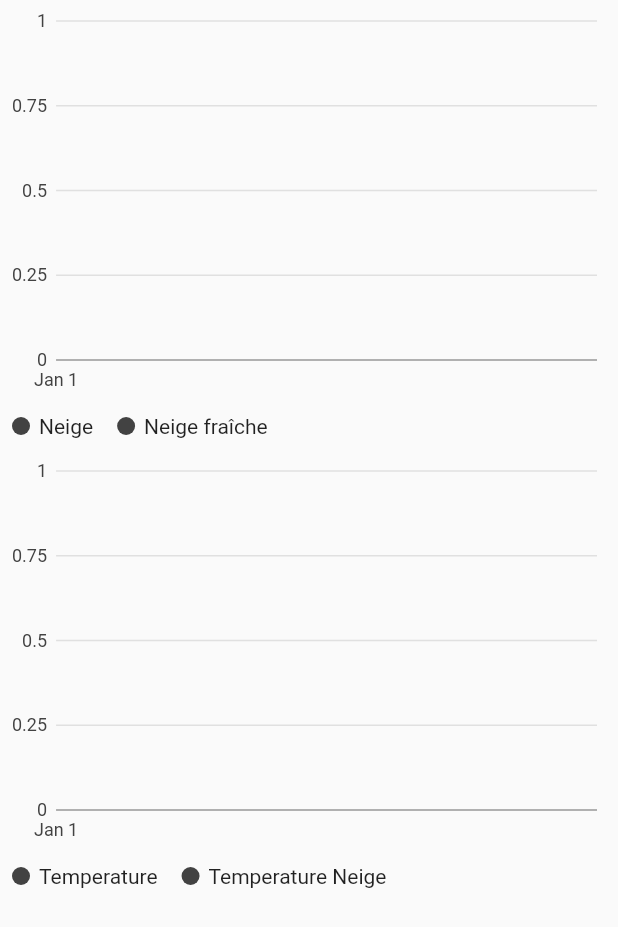
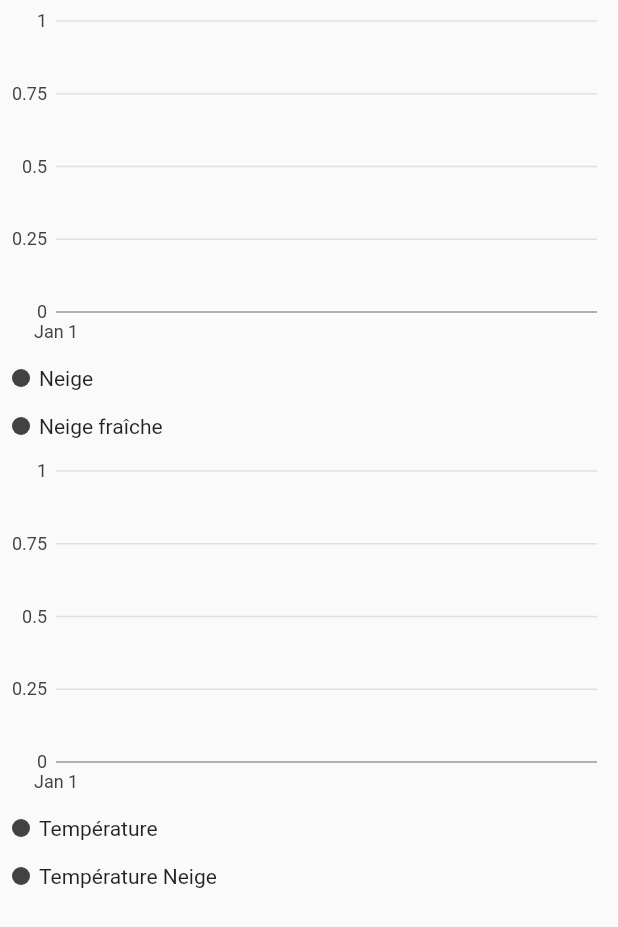
Before and after one commit to Chonli/snow_weather_info, a Flutter app: the DataStationChart widget shown alone on an empty page, opened directly with empty values, on a phone screen of 412 x 824 dp. Shown: the top 927 px of the screen. Run offline on Flutter 3.47's test engine with Material 2 defaults, Android fonts, the phone set to English and light mode, and no system bars; our stand-ins replace charts_flutter, csv, flutter_map, latlong; network calls fail.

Commit message:
Improve chart

```diff
--- a/lib/ui/data_station_chart.dart
+++ b/lib/ui/data_station_chart.dart
@@ -59,7 +59,7 @@ class DataStationChart extends StatelessWidget {
     var seriesTemperature = [
       charts.Series<TimeSeriesDataTemp, DateTime>(
         id: 'Temperature',
-        displayName: "Temperature",
+        displayName: "Température",
         colorFn: (_, __) => charts.MaterialPalette.red.shadeDefault,
         domainFn: (TimeSeriesDataTemp data, _) => data.time,
         measureFn: (TimeSeriesDataTemp data, _) => data.temp,
@@ -69,7 +69,7 @@ class DataStationChart extends StatelessWidget {
       ),
       charts.Series<TimeSeriesData, DateTime>(
         id: 'Temperature Snow',
-        displayName: "Temperature Neige",
+        displayName: "Température Neige",
         colorFn: (_, __) => charts.MaterialPalette.pink.shadeDefault,
         domainFn: (TimeSeriesData data, _) => data.time,
         measureFn: (TimeSeriesData data, _) => data.data,
@@ -88,13 +88,24 @@ class DataStationChart extends StatelessWidget {
             animate: true,
             animationDuration: Duration(milliseconds: 800),
             behaviors: [
-              charts.SeriesLegend(position: charts.BehaviorPosition.bottom),
+              charts.SeriesLegend(
+                position: charts.BehaviorPosition.bottom,
+                showMeasures: true,
+                horizontalFirst: false,
+                measureFormatter: (num value) {
+                  return value == null ? '-' : '${value.toStringAsFixed(1)}cm';
+                },
+              ),
             ],
             layoutConfig: charts.LayoutConfig(
                 leftMarginSpec: charts.MarginSpec.fixedPixel(30),
                 topMarginSpec: charts.MarginSpec.fixedPixel(10),
                 rightMarginSpec: charts.MarginSpec.fixedPixel(10),
                 bottomMarginSpec: charts.MarginSpec.fixedPixel(10)),
+            domainAxis: charts.DateTimeAxisSpec(
+                tickFormatterSpec: charts.AutoDateTimeTickFormatterSpec(
+                    day: charts.TimeFormatterSpec(
+                        format: 'd', transitionFormat: 'dd/MM'))),
             customSeriesRenderers: [
               charts.BarRendererConfig(
                   // ID used to link series to this renderer.
@@ -113,13 +124,24 @@ class DataStationChart extends StatelessWidget {
             animate: true,
             animationDuration: Duration(milliseconds: 800),
             behaviors: [
-              charts.SeriesLegend(position: charts.BehaviorPosition.bottom),
+              charts.SeriesLegend(
+                position: charts.BehaviorPosition.bottom,
+                showMeasures: true,
+                horizontalFirst: false,
+                measureFormatter: (num value) {
+                  return value == null ? '-' : '${value.toStringAsFixed(1)}°C';
+                },
+              ),
             ],
             layoutConfig: charts.LayoutConfig(
                 leftMarginSpec: charts.MarginSpec.fixedPixel(30),
                 topMarginSpec: charts.MarginSpec.fixedPixel(10),
                 rightMarginSpec: charts.MarginSpec.fixedPixel(10),
                 bottomMarginSpec: charts.MarginSpec.fixedPixel(10)),
+            domainAxis: charts.DateTimeAxisSpec(
+                tickFormatterSpec: charts.AutoDateTimeTickFormatterSpec(
+                    day: charts.TimeFormatterSpec(
+                        format: 'd', transitionFormat: 'dd/MM'))),
           ),
         ),
       ],
```
